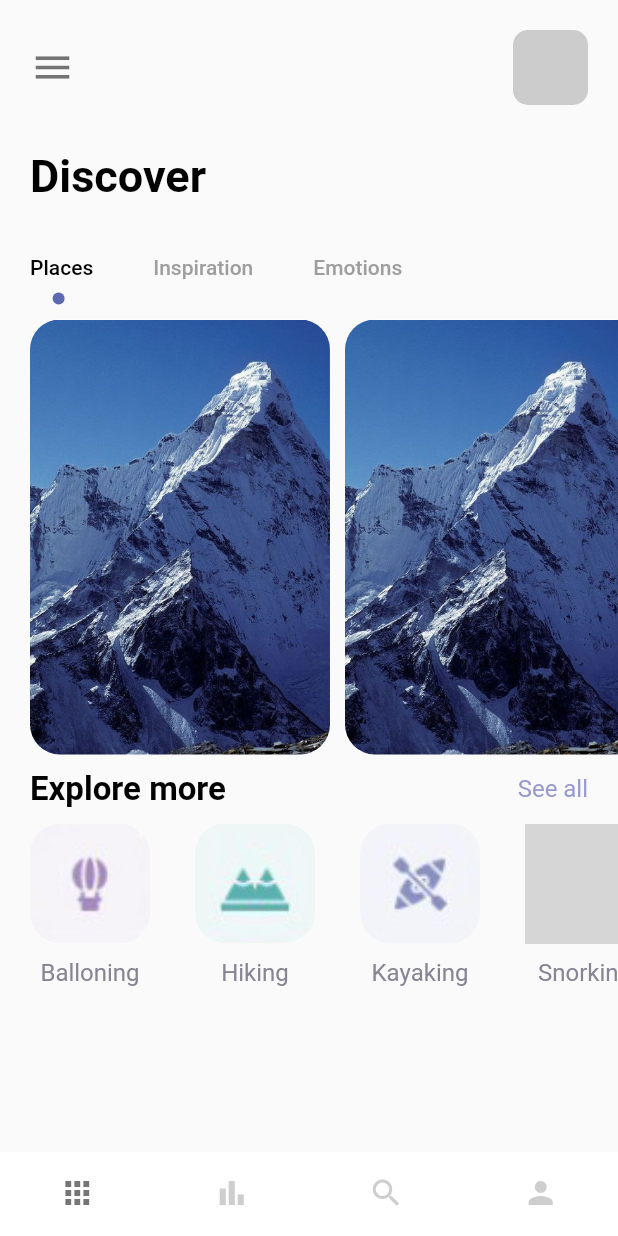
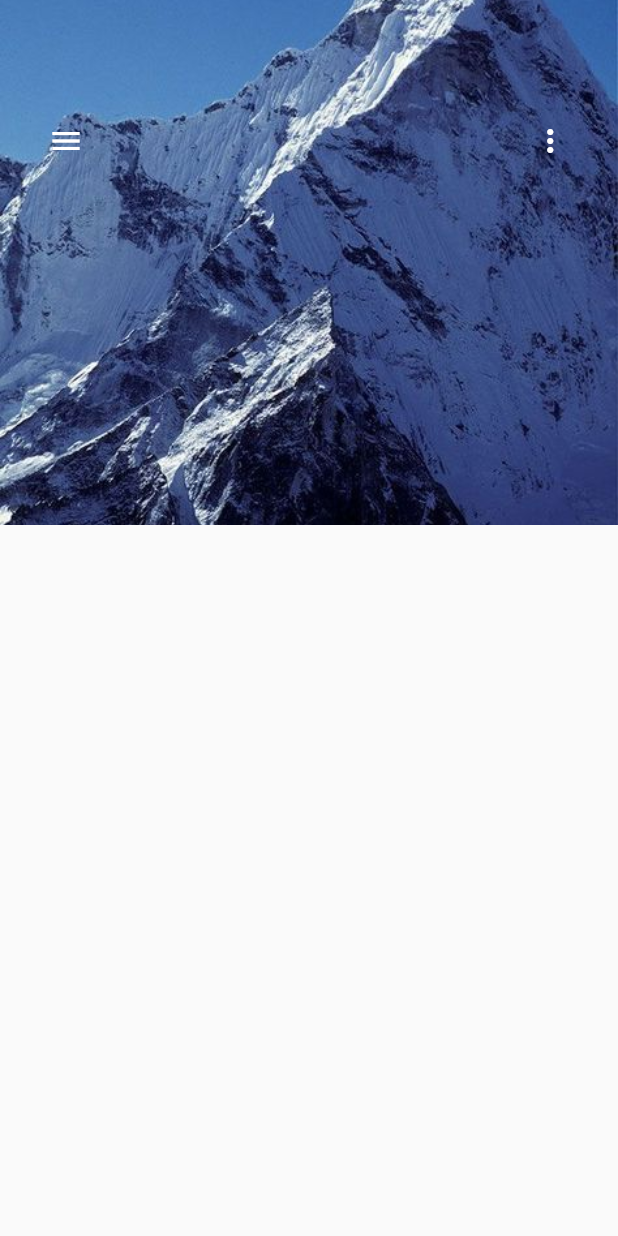
Before and after one commit to Tolulope05/flutter_travel_app, a Flutter app: the screen it shows after launch, on a phone screen of 412 x 824 dp. Run offline on Flutter 3.47's test engine with Material 2 defaults, Android fonts, the phone set to English and light mode, and no system bars; grey boxes are pictures that could not be loaded.

Commit message:
successfully queried a container in a stack

```diff
--- a/lib/main.dart
+++ b/lib/main.dart
@@ -1,4 +1,6 @@
 import 'package:flutter/material.dart';
+
+import './pages/detail_page.dart';
 import './pages/navpages/main_page.dart';
 import './pages/welcome_page.dart';
 
@@ -16,7 +18,9 @@ class MyApp extends StatelessWidget {
       theme: ThemeData(
         primarySwatch: Colors.blue,
       ),
-      home: const MainPage(),
+      // home: WelcomePage(),
+      // home: const MainPage(),
+      home: const DetailPage(),
       debugShowCheckedModeBanner: false,
     );
   }
--- /dev/null
+++ b/lib/pages/detail_page.dart
@@ -0,0 +1,77 @@
+import 'package:flutter/material.dart';
+import 'package:flutter/src/foundation/key.dart';
+import 'package:flutter/src/widgets/framework.dart';
+
+class DetailPage extends StatefulWidget {
+  const DetailPage({Key? key}) : super(key: key);
+
+  @override
+  State<DetailPage> createState() => _DetailPageState();
+}
+
+class _DetailPageState extends State<DetailPage> {
+  @override
+  Widget build(BuildContext context) {
+    return Scaffold(
+      body: Container(
+        constraints: const BoxConstraints(maxWidth: double.maxFinite),
+        width: double.infinity,
+        height: double.maxFinite,
+        child: Stack(
+          children: [
+            Positioned(
+              left: 0,
+              right: 0,
+              child: Container(
+                width: double.maxFinite,
+                height: 350,
+                decoration: const BoxDecoration(
+                  image: DecorationImage(
+                    image: AssetImage("assets/img/mountain.jpeg"),
+                    fit: BoxFit.cover,
+                  ),
+                ),
+              ),
+            ),
+            Positioned(
+              top: 70,
+              child: Container(
+                margin: const EdgeInsets.symmetric(
+                  horizontal: 20,
+                ),
+                width: MediaQuery.of(context).size.width *
+                    9 /
+                    10, // when in a positioned widget, always use mediaquery instead of dou ble.infinty
+                child: Row(
+                  children: [
+                    IconButton(
+                      onPressed: () {},
+                      icon: const Icon(
+                        Icons.menu,
+                        color: Colors.white,
+                      ),
+                    ),
+                    Spacer(),
+                    IconButton(
+                      onPressed: () {},
+                      icon: const Icon(
+                        Icons.more_vert,
+                        color: Colors.white,
+                      ),
+                    ),
+                  ],
+                ),
+              ),
+            ),
+            Positioned(
+              top: 300,
+              child: Container(
+                  // width: doub,
+                  ),
+            )
+          ],
+        ),
+      ),
+    );
+  }
+}
--- a/lib/pages/home_page.dart
+++ b/lib/pages/home_page.dart
@@ -15,7 +15,7 @@ class _HomePageState extends State<HomePage> with TickerProviderStateMixin {
     "balloning.png": "Balloning",
     "hiking.png": "Hiking",
     "kayaking.png": "Kayaking",
-    "Snorking.png": "Snorking",
+    "snorkling.png": "Snorkling",
   };
   @override
   Widget build(BuildContext context) {
```
